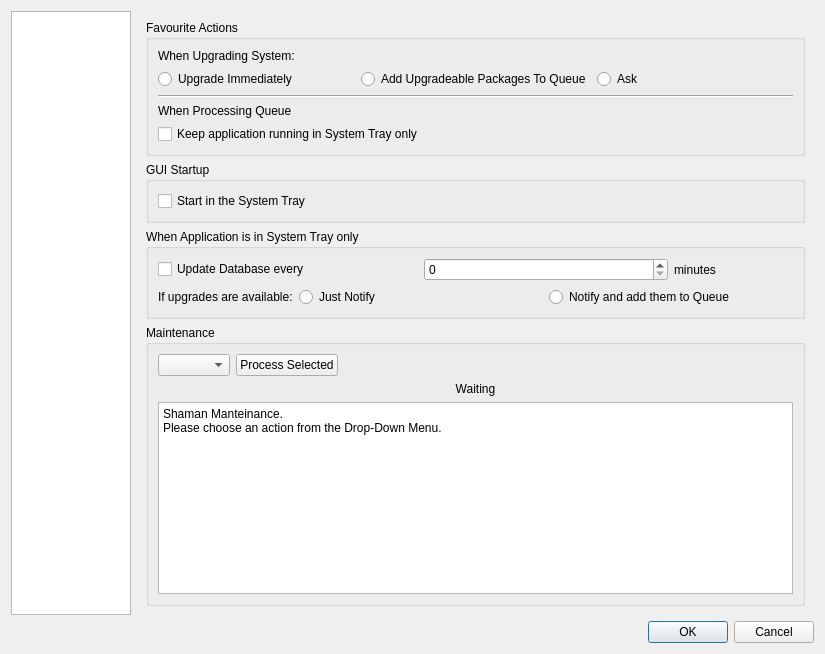
Before: the Qt Designer form trunk/ui/configDialog.ui in drf/shaman1, drawn with Qt 5.
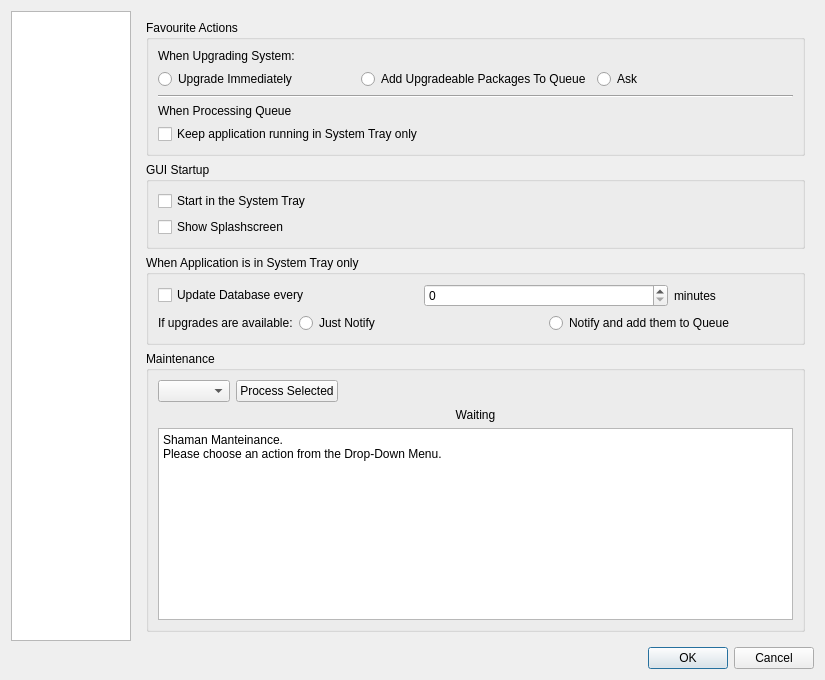
After: the same form once the commit is applied. Icons and pictures are not drawn.

Commit message: Ok, Splashscreen is configurable now.

The edit to the form file:
```diff
--- a/trunk/ui/configDialog.ui
+++ b/trunk/ui/configDialog.ui
@@ -160,6 +160,13 @@
             </property>
            </widget>
           </item>
+          <item row="1" column="0" >
+           <widget class="QCheckBox" name="splashScreenBox" >
+            <property name="text" >
+             <string>Show Splashscreen</string>
+            </property>
+           </widget>
+          </item>
          </layout>
         </widget>
        </item>
@@ -274,9 +281,9 @@
               <property name="html" >
                <string>&lt;html>&lt;head>&lt;meta name="qrichtext" content="1" />&lt;style type="text/css">
 p, li { white-space: pre-wrap; }
-&lt;/style>&lt;/head>&lt;body style=" font-family:'Sans Serif'; font-size:10pt; font-weight:400; font-style:normal;">
-&lt;p style=" margin-top:0px; margin-bottom:0px; margin-left:0px; margin-right:0px; -qt-block-indent:0; text-indent:0px; font-family:'Liberation Sans'; font-size:9pt;">Shaman Manteinance.&lt;/p>
-&lt;p style=" margin-top:0px; margin-bottom:0px; margin-left:0px; margin-right:0px; -qt-block-indent:0; text-indent:0px; font-family:'Liberation Sans'; font-size:9pt;">Please choose an action from the Drop-Down Menu.&lt;/p>&lt;/body>&lt;/html></string>
+&lt;/style>&lt;/head>&lt;body style=" font-family:'Liberation Sans'; font-size:9pt; font-weight:400; font-style:normal;">
+&lt;p style=" margin-top:0px; margin-bottom:0px; margin-left:0px; margin-right:0px; -qt-block-indent:0; text-indent:0px;">Shaman Manteinance.&lt;/p>
+&lt;p style=" margin-top:0px; margin-bottom:0px; margin-left:0px; margin-right:0px; -qt-block-indent:0; text-indent:0px;">Please choose an action from the Drop-Down Menu.&lt;/p>&lt;/body>&lt;/html></string>
               </property>
              </widget>
             </item>
```
The commit also changes 8 other files.
